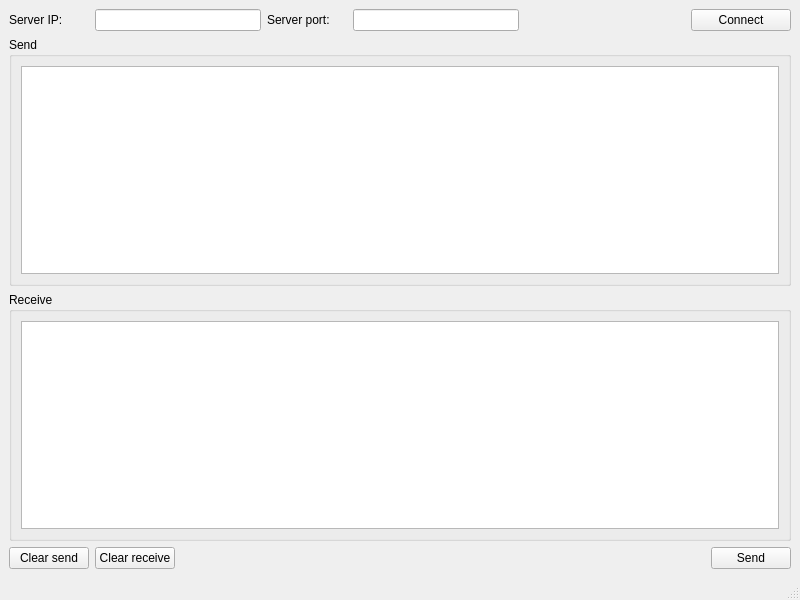
Qt form src/libs/tcp/examples/simpleClient/cmainwindow.ui (chengxuewen/QExt) before a commit.
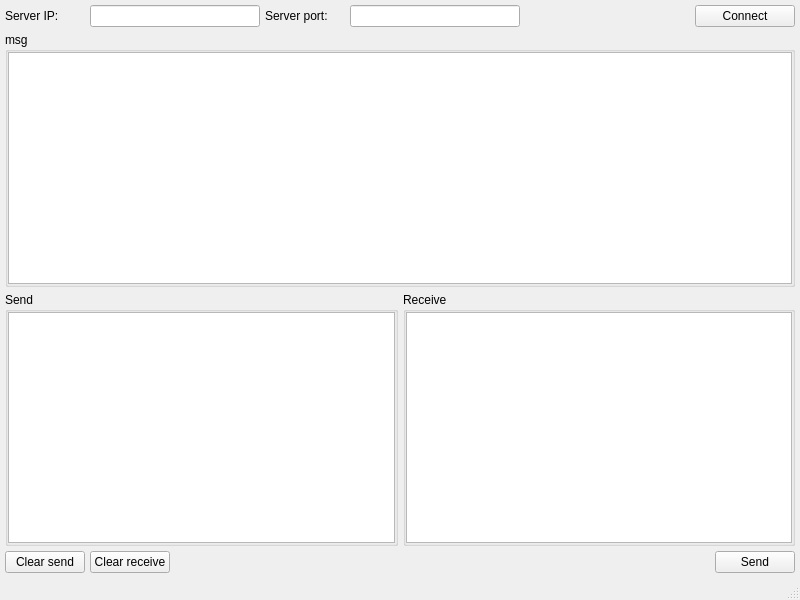
The same form after that commit.

```diff
--- a/src/libs/tcp/examples/simpleClient/cmainwindow.ui
+++ b/src/libs/tcp/examples/simpleClient/cmainwindow.ui
@@ -14,7 +14,22 @@
    <string>MainWindow</string>
   </property>
   <widget class="QWidget" name="centralwidget">
-   <layout class="QVBoxLayout" name="verticalLayout">
+   <layout class="QVBoxLayout" name="verticalLayout_2">
+    <property name="spacing">
+     <number>5</number>
+    </property>
+    <property name="leftMargin">
+     <number>5</number>
+    </property>
+    <property name="topMargin">
+     <number>5</number>
+    </property>
+    <property name="rightMargin">
+     <number>5</number>
+    </property>
+    <property name="bottomMargin">
+     <number>5</number>
+    </property>
     <item>
      <layout class="QHBoxLayout" name="horizontalLayout">
       <item>
@@ -92,11 +107,55 @@
      </layout>
     </item>
     <item>
+     <widget class="QGroupBox" name="groupBox">
+      <property name="title">
+       <string>msg</string>
+      </property>
+      <layout class="QVBoxLayout" name="verticalLayout">
+       <property name="spacing">
+        <number>0</number>
+       </property>
+       <property name="leftMargin">
+        <number>0</number>
+       </property>
+       <property name="topMargin">
+        <number>0</number>
+       </property>
+       <property name="rightMargin">
+        <number>0</number>
+       </property>
+       <property name="bottomMargin">
+        <number>0</number>
+       </property>
+       <item>
+        <widget class="QTextBrowser" name="textBrowserMsg"/>
+       </item>
+      </layout>
+     </widget>
+    </item>
+    <item>
+     <layout class="QHBoxLayout" name="horizontalLayout_3">
+      <item>
      <widget class="QGroupBox" name="groupBox_send">
       <property name="title">
        <string>Send</string>
       </property>
       <layout class="QGridLayout" name="gridLayout">
+         <property name="leftMargin">
+          <number>0</number>
+         </property>
+         <property name="topMargin">
+          <number>0</number>
+         </property>
+         <property name="rightMargin">
+          <number>0</number>
+         </property>
+         <property name="bottomMargin">
+          <number>0</number>
+         </property>
+         <property name="spacing">
+          <number>0</number>
+         </property>
        <item row="0" column="0">
         <widget class="QTextBrowser" name="textBrowser_send"/>
        </item>
@@ -109,11 +168,28 @@
        <string>Receive</string>
       </property>
       <layout class="QGridLayout" name="gridLayout_2">
+         <property name="leftMargin">
+          <number>0</number>
+         </property>
+         <property name="topMargin">
+          <number>0</number>
+         </property>
+         <property name="rightMargin">
+          <number>0</number>
+         </property>
+         <property name="bottomMargin">
+          <number>0</number>
+         </property>
+         <property name="spacing">
+          <number>0</number>
+         </property>
        <item row="0" column="0">
         <widget class="QTextBrowser" name="textBrowser_receive"/>
        </item>
       </layout>
      </widget>
+      </item>
+     </layout>
     </item>
     <item>
      <layout class="QHBoxLayout" name="horizontalLayout_2">
```
Left out of the diff: 4 changed lines with no effect on the pictures. Lines whose indentation alone changed are shown as unchanged.
